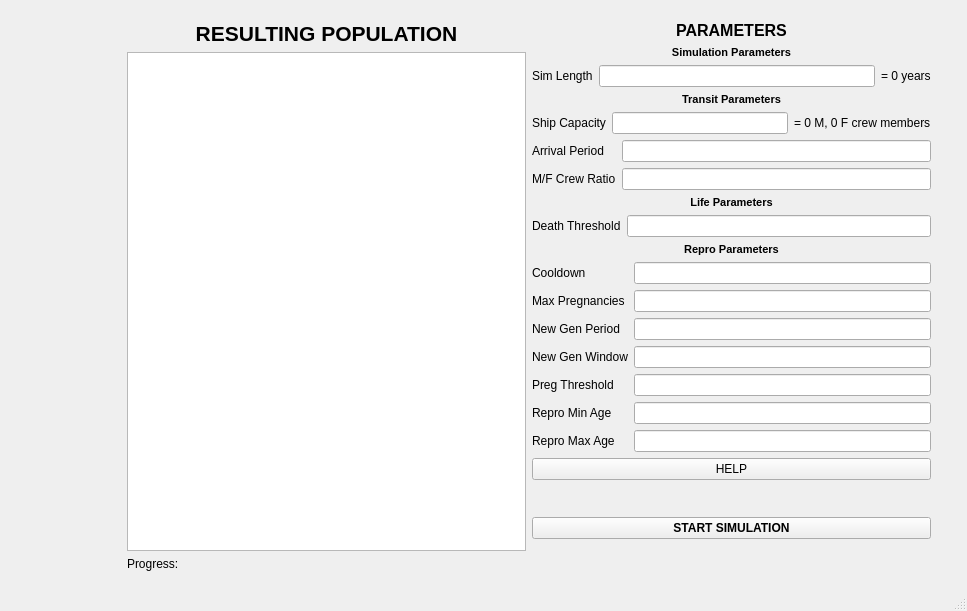
Above: colonysim.ui from matejpoliacek/mars_colonist_simulator before the change. Below: the same form after it.
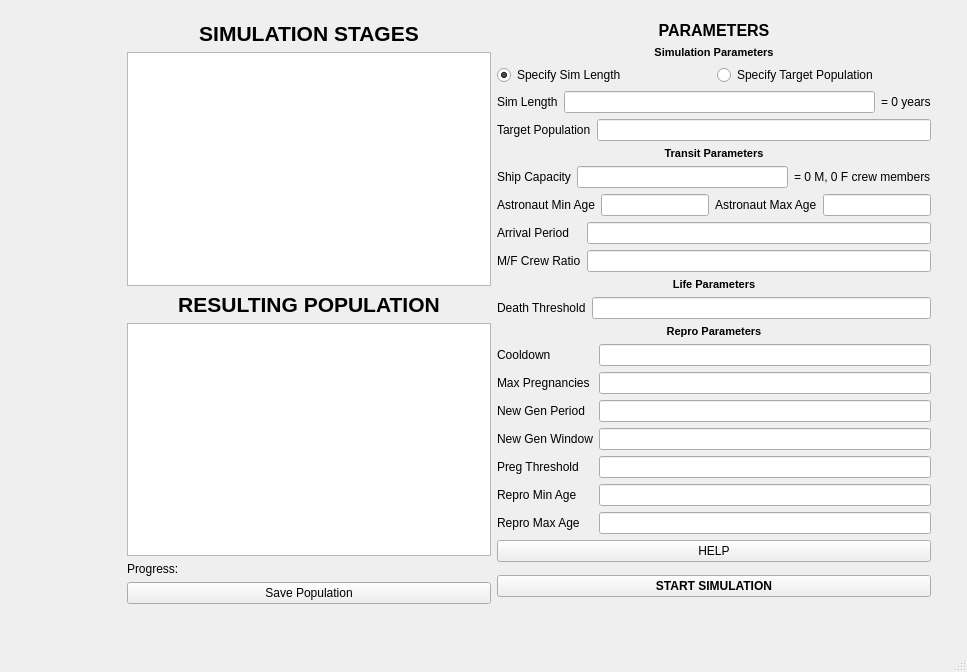
That is the form after the change.

Commit message: v0.5 - add stages, switch between set length and target pop

The edit to the form file:
```diff
--- a/colonysim.ui
+++ b/colonysim.ui
@@ -7,7 +7,7 @@
     <x>0</x>
     <y>0</y>
     <width>967</width>
-    <height>611</height>
+    <height>672</height>
    </rect>
   </property>
   <property name="maximumSize">
@@ -26,7 +26,7 @@
       <x>10</x>
       <y>10</y>
       <width>932</width>
-      <height>572</height>
+      <height>605</height>
      </rect>
     </property>
     <layout class="QHBoxLayout" name="horizontalLayout_3">
@@ -60,6 +60,30 @@
      </item>
      <item>
       <layout class="QVBoxLayout" name="verticalLayout">
+       <item>
+        <widget class="QLabel" name="label_2">
+         <property name="font">
+          <font>
+           <pointsize>16</pointsize>
+           <weight>75</weight>
+           <bold>true</bold>
+          </font>
+         </property>
+         <property name="text">
+          <string>SIMULATION STAGES</string>
+         </property>
+         <property name="alignment">
+          <set>Qt::AlignCenter</set>
+         </property>
+        </widget>
+       </item>
+       <item>
+        <widget class="QListWidget" name="listSimStages">
+         <property name="enabled">
+          <bool>true</bool>
+         </property>
+        </widget>
+       </item>
        <item>
         <widget class="QLabel" name="label">
          <property name="font">
@@ -87,42 +111,18 @@
          </property>
         </widget>
        </item>
+       <item>
+        <widget class="QPushButton" name="pushButtonSaveResult">
+         <property name="text">
+          <string>Save Population</string>
+         </property>
+        </widget>
+       </item>
       </layout>
      </item>
      <item>
       <layout class="QGridLayout" name="gridLayout">
-       <item row="9" column="0">
-        <widget class="QLabel" name="labelLifeHeader">
-         <property name="font">
-          <font>
-           <pointsize>8</pointsize>
-           <weight>75</weight>
-           <bold>true</bold>
-          </font>
-         </property>
-         <property name="text">
-          <string>Life Parameters</string>
-         </property>
-         <property name="alignment">
-          <set>Qt::AlignCenter</set>
-         </property>
-        </widget>
-       </item>
-       <item row="10" column="0">
-        <layout class="QFormLayout" name="formLayout_5">
-         <item row="0" column="0">
-          <widget class="QLabel" name="labelDeathThresh">
-           <property name="text">
-            <string>Death Threshold</string>
-           </property>
-          </widget>
-         </item>
-         <item row="0" column="1">
-          <widget class="QLineEdit" name="lineEdit_deathThresh"/>
-         </item>
-        </layout>
-       </item>
-       <item row="12" column="0">
+       <item row="14" column="0">
         <layout class="QFormLayout" name="formLayout_2">
          <item row="0" column="0">
           <widget class="QLabel" name="labelCooldown">
@@ -196,7 +196,21 @@
          </item>
         </layout>
        </item>
-       <item row="11" column="0">
+       <item row="5" column="0">
+        <layout class="QHBoxLayout" name="horizontalLayout_5">
+         <item>
+          <widget class="QLabel" name="labelTargetPop">
+           <property name="text">
+            <string>Target Population</string>
+           </property>
+          </widget>
+         </item>
+         <item>
+          <widget class="QLineEdit" name="lineEdit_targetPop"/>
+         </item>
+        </layout>
+       </item>
+       <item row="13" column="0">
         <widget class="QLabel" name="labelRepro">
          <property name="font">
           <font>
@@ -213,45 +227,35 @@
          </property>
         </widget>
        </item>
-       <item row="2" column="0">
-        <layout class="QHBoxLayout" name="horizontalLayout">
+       <item row="9" column="0">
+        <layout class="QHBoxLayout" name="horizontalLayout_6">
          <item>
-          <widget class="QLabel" name="labelSimLength">
+          <widget class="QLabel" name="labelAstroMinAge">
            <property name="text">
-            <string>Sim Length</string>
+            <string>Astronaut Min Age</string>
            </property>
           </widget>
          </item>
          <item>
-          <widget class="QLineEdit" name="lineEdit_simLength"/>
+          <widget class="QLineEdit" name="lineEdit_AstroMinAge">
+           <property name="inputMethodHints">
+            <set>Qt::ImhNone</set>
+           </property>
+          </widget>
          </item>
          <item>
-          <widget class="QLabel" name="label_simYears">
+          <widget class="QLabel" name="labelAstroMaxAge">
            <property name="text">
-            <string>= 0 years</string>
+            <string>Astronaut Max Age</string>
            </property>
           </widget>
          </item>
+         <item>
+          <widget class="QLineEdit" name="lineEdit_AstroMaxAge"/>
+         </item>
         </layout>
        </item>
-       <item row="0" column="0">
-        <widget class="QLabel" name="labelParam">
-         <property name="font">
-          <font>
-           <pointsize>12</pointsize>
-           <weight>75</weight>
-           <bold>true</bold>
-          </font>
-         </property>
-         <property name="text">
-          <string>PARAMETERS</string>
-         </property>
-         <property name="alignment">
-          <set>Qt::AlignCenter</set>
-         </property>
-        </widget>
-       </item>
-       <item row="8" column="0">
+       <item row="10" column="0">
         <layout class="QFormLayout" name="formLayout">
          <item row="2" column="0">
           <widget class="QLabel" name="labelCrewRatio">
@@ -275,87 +279,7 @@
          </item>
         </layout>
        </item>
-       <item row="4" column="0">
-        <widget class="QLabel" name="labelTransitHeader">
-         <property name="font">
-          <font>
-           <pointsize>8</pointsize>
-           <weight>75</weight>
-           <bold>true</bold>
-          </font>
-         </property>
-         <property name="text">
-          <string>Transit Parameters</string>
-         </property>
-         <property name="alignment">
-          <set>Qt::AlignCenter</set>
-         </property>
-        </widget>
-       </item>
-       <item row="1" column="0">
-        <widget class="QLabel" name="labelSimHeader">
-         <property name="font">
-          <font>
-           <pointsize>8</pointsize>
-           <weight>75</weight>
-           <bold>true</bold>
-          </font>
-         </property>
-         <property name="text">
-          <string>Simulation Parameters</string>
-         </property>
-         <property name="alignment">
-          <set>Qt::AlignCenter</set>
-         </property>
-        </widget>
-       </item>
-       <item row="13" column="0">
-        <widget class="QPushButton" name="pushButtonHelp">
-         <property name="text">
-          <string>HELP</string>
-         </property>
-        </widget>
-       </item>
-       <item row="44" column="0">
-        <widget class="QPushButton" name="pushButtonStart">
-         <property name="font">
-          <font>
-           <weight>75</weight>
-           <bold>true</bold>
-          </font>
-         </property>
-         <property name="text">
-          <string>START SIMULATION</string>
-         </property>
-        </widget>
-       </item>
-       <item row="43" column="0">
-        <spacer name="verticalSpacer_3">
-         <property name="orientation">
-          <enum>Qt::Vertical</enum>
-         </property>
-         <property name="sizeHint" stdset="0">
-          <size>
-           <width>20</width>
-           <height>40</height>
-          </size>
-         </property>
-        </spacer>
-       </item>
-       <item row="46" column="0">
-        <spacer name="verticalSpacer">
-         <property name="orientation">
-          <enum>Qt::Vertical</enum>
-         </property>
-         <property name="sizeHint" stdset="0">
-          <size>
-           <width>20</width>
-           <height>40</height>
-          </size>
-         </property>
-        </spacer>
-       </item>
-       <item row="6" column="0">
+       <item row="8" column="0">
         <layout class="QVBoxLayout" name="verticalLayout_2">
          <item>
           <layout class="QHBoxLayout" name="horizontalLayout_2">
@@ -380,6 +304,179 @@
          </item>
         </layout>
        </item>
+       <item row="11" column="0">
+        <widget class="QLabel" name="labelLifeHeader">
+         <property name="font">
+          <font>
+           <pointsize>8</pointsize>
+           <weight>75</weight>
+           <bold>true</bold>
+          </font>
+         </property>
+         <property name="text">
+          <string>Life Parameters</string>
+         </property>
+         <property name="alignment">
+          <set>Qt::AlignCenter</set>
+         </property>
+        </widget>
+       </item>
+       <item row="0" column="0">
+        <widget class="QLabel" name="labelParam">
+         <property name="font">
+          <font>
+           <pointsize>12</pointsize>
+           <weight>75</weight>
+           <bold>true</bold>
+          </font>
+         </property>
+         <property name="text">
+          <string>PARAMETERS</string>
+         </property>
+         <property name="alignment">
+          <set>Qt::AlignCenter</set>
+         </property>
+        </widget>
+       </item>
+       <item row="46" column="0">
+        <widget class="QPushButton" name="pushButtonStart">
+         <property name="font">
+          <font>
+           <weight>75</weight>
+           <bold>true</bold>
+          </font>
+         </property>
+         <property name="text">
+          <string>START SIMULATION</string>
+         </property>
+        </widget>
+       </item>
+       <item row="45" column="0">
+        <spacer name="verticalSpacer_3">
+         <property name="orientation">
+          <enum>Qt::Vertical</enum>
+         </property>
+         <property name="sizeHint" stdset="0">
+          <size>
+           <width>20</width>
+           <height>40</height>
+          </size>
+         </property>
+        </spacer>
+       </item>
+       <item row="1" column="0">
+        <widget class="QLabel" name="labelSimHeader">
+         <property name="font">
+          <font>
+           <pointsize>8</pointsize>
+           <weight>75</weight>
+           <bold>true</bold>
+          </font>
+         </property>
+         <property name="text">
+          <string>Simulation Parameters</string>
+         </property>
+         <property name="alignment">
+          <set>Qt::AlignCenter</set>
+         </property>
+        </widget>
+       </item>
+       <item row="2" column="0">
+        <layout class="QHBoxLayout" name="horizontalLayout_4">
+         <item>
+          <widget class="QRadioButton" name="radioButtonPop">
+           <property name="text">
+            <string>Specify Sim Length</string>
+           </property>
+           <property name="checked">
+            <bool>true</bool>
+           </property>
+          </widget>
+         </item>
+         <item>
+          <widget class="QRadioButton" name="radioButtonDays">
+           <property name="text">
+            <string>Specify Target Population</string>
+           </property>
+           <property name="checked">
+            <bool>false</bool>
+           </property>
+          </widget>
+         </item>
+        </layout>
+       </item>
+       <item row="4" column="0">
+        <layout class="QHBoxLayout" name="horizontalLayout">
+         <item>
+          <widget class="QLabel" name="labelSimLength">
+           <property name="text">
+            <string>Sim Length</string>
+           </property>
+          </widget>
+         </item>
+         <item>
+          <widget class="QLineEdit" name="lineEdit_simLength"/>
+         </item>
+         <item>
+          <widget class="QLabel" name="label_simYears">
+           <property name="text">
+            <string>= 0 years</string>
+           </property>
+          </widget>
+         </item>
+        </layout>
+       </item>
+       <item row="48" column="0">
+        <spacer name="verticalSpacer">
+         <property name="orientation">
+          <enum>Qt::Vertical</enum>
+         </property>
+         <property name="sizeHint" stdset="0">
+          <size>
+           <width>20</width>
+           <height>40</height>
+          </size>
+         </property>
+        </spacer>
+       </item>
+       <item row="12" column="0">
+        <layout class="QFormLayout" name="formLayout_5">
+         <item row="0" column="0">
+          <widget class="QLabel" name="labelDeathThresh">
+           <property name="text">
+            <string>Death Threshold</string>
+           </property>
+          </widget>
+         </item>
+         <item row="0" column="1">
+          <widget class="QLineEdit" name="lineEdit_deathThresh"/>
+         </item>
+        </layout>
+       </item>
+       <item row="15" column="0">
+        <widget class="QPushButton" name="pushButtonHelp">
+         <property name="text">
+          <string>HELP</string>
+         </property>
+        </widget>
+       </item>
+       <item row="6" column="0">
+        <widget class="QLabel" name="labelTransitHeader">
+         <property name="font">
+          <font>
+           <pointsize>8</pointsize>
+           <weight>75</weight>
+           <bold>true</bold>
+          </font>
+         </property>
+         <property name="text">
+          <string>Transit Parameters</string>
+         </property>
+         <property name="alignment">
+          <set>Qt::AlignCenter</set>
+         </property>
+        </widget>
+       </item>
       </layout>
      </item>
     </layout>
```
Left out of the diff: 3 changed lines with no effect on the pictures. The commit also changes 4 other files.
